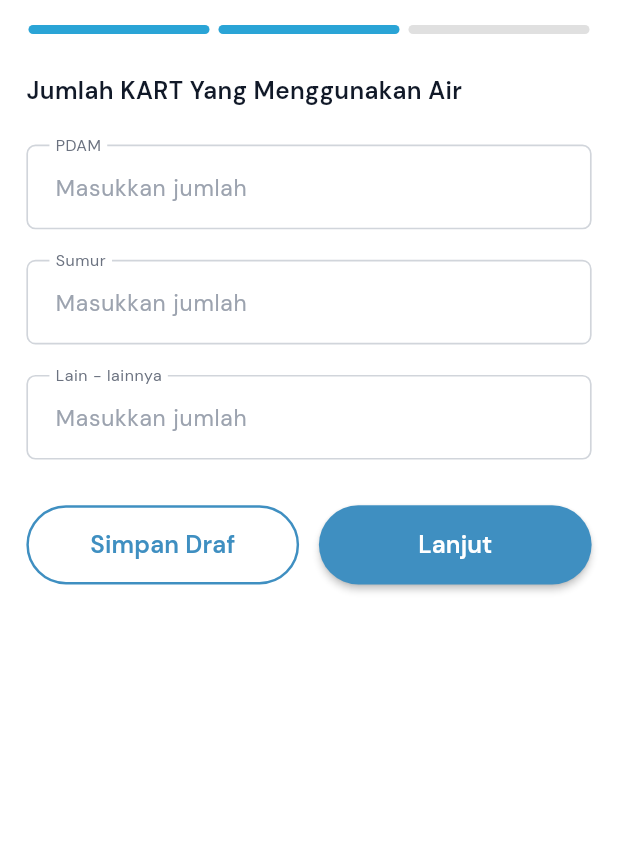
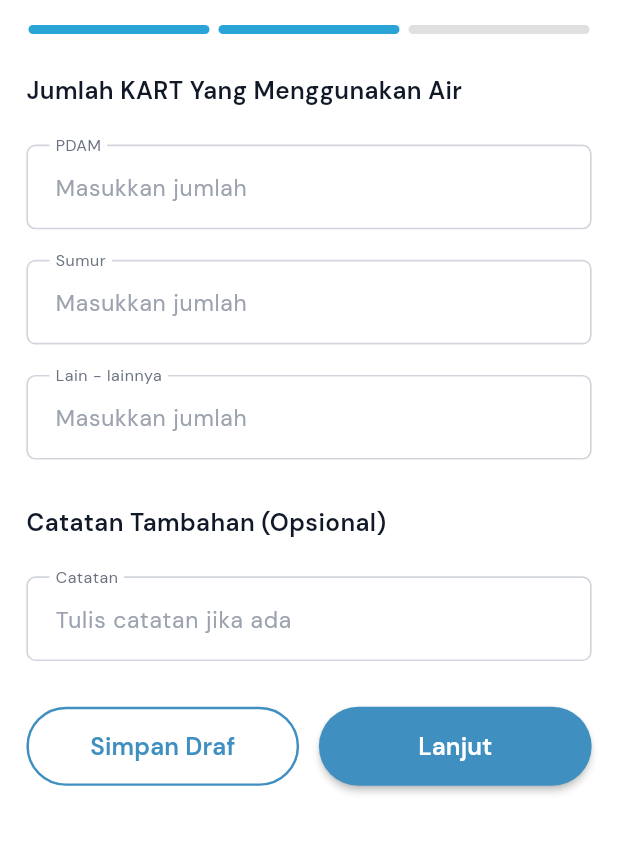
Before and after one commit to muhammadazriel313-wq/Mobile_E-PKK, a Flutter app: the KelestarianLingkungan2Screen screen opened by its route, on a phone screen of 412 x 824 dp, the part 80-934 px from its top. Run offline on Flutter 3.47's test engine with Material 3 defaults, Android fonts, the phone set to English and light mode, and no system bars; drawn by our look-alikes of zoom_tap_animation; our stand-ins replace carousel_slider, device_preview, dio, dropdown_button2, firebase_core, firebase_messaging and 12 more; accounts and stored records are empty.

Commit message:
feat(pokja4): catatan kelestarian lingkungan dari langkah 2 ke laporan

```diff
--- a/lib/features/pages/pokja4/kelestarian/kelestarian2_screen.dart
+++ b/lib/features/pages/pokja4/kelestarian/kelestarian2_screen.dart
@@ -41,6 +41,7 @@ class _KelestarianLingkungan2ScreenState
   final pdamController = TextEditingController();
   final sumurController = TextEditingController();
   final lainnyaController = TextEditingController();
+  final catatanController = TextEditingController();
 
   final _formKey = GlobalKey<FormState>();
 
@@ -81,6 +82,7 @@ class _KelestarianLingkungan2ScreenState
     pdamController.text = d['pdam']?.toString() ?? '';
     sumurController.text = d['sumur']?.toString() ?? '';
     lainnyaController.text = d['dll']?.toString() ?? '';
+    catatanController.text = d['catatan']?.toString() ?? '';
   }
 
   Map<String, dynamic> _collectFormData() {
@@ -100,6 +102,7 @@ class _KelestarianLingkungan2ScreenState
       'pdam': pdamController.text.trim(),
       'sumur': sumurController.text.trim(),
       'dll': lainnyaController.text.trim(),
+      'catatan': catatanController.text.trim(),
       'langkah': 2,
     };
   }
@@ -212,22 +215,25 @@ class _KelestarianLingkungan2ScreenState
     pdamController.dispose();
     sumurController.dispose();
     lainnyaController.dispose();
+    catatanController.dispose();
     super.dispose();
   }
 
   Widget buildInput({
     required TextEditingController controller,
     required String label,
+    String hintText = 'Masukkan jumlah',
     TextInputAction action = TextInputAction.next,
+    bool isOptional = false,
   }) {
     return Column(
       children: [
         InputFormField(
           controller: controller,
-          hintText: 'Masukkan jumlah',
+          hintText: hintText,
           label: label,
           textInputAction: action,
-          keyboardType: TextInputType.number,
+          keyboardType: isOptional ? TextInputType.text : TextInputType.number,
         ),
         SizedBox(height: 20.h),
       ],
@@ -298,7 +304,22 @@ class _KelestarianLingkungan2ScreenState
                           buildInput(
                             controller: lainnyaController,
                             label: 'Lain - lainnya',
+                          ),
+
+                          SizedBox(height: 10.h),
+                          TypographyStyles.bodyCaptionSemiBold(
+                            'Catatan Tambahan (Opsional)',
+                            color: TextColors.grey900,
+                          ),
+                          SizedBox(height: 24.h),
+
+                          /// CATATAN
+                          buildInput(
+                            controller: catatanController,
+                            label: 'Catatan',
+                            hintText: 'Tulis catatan jika ada',
                             action: TextInputAction.done,
+                            isOptional: true,
                           ),
 
                           SizedBox(height: 10.h),
@@ -358,6 +379,8 @@ class _KelestarianLingkungan2ScreenState
                                                         sumurController.text,
                                                     'dll':
                                                         lainnyaController.text,
+                                                    'catatan':
+                                                        catatanController.text,
                                                     if (_editingDraft != null)
                                                       'draft': _editingDraft,
                                                   },
--- a/lib/features/pages/pokja4/kelestarian/kelestarian3_screen.dart
+++ b/lib/features/pages/pokja4/kelestarian/kelestarian3_screen.dart
@@ -61,6 +61,7 @@ class _Kelestarian3ScreenState extends State<Kelestarian3Screen> {
       'pdam': data['pdam']?.toString() ?? '',
       'sumur': data['sumur']?.toString() ?? '',
       'dll': data['dll']?.toString() ?? '',
+      'catatan': data['catatan']?.toString() ?? '',
       'langkah': 3,
     };
   }
@@ -360,6 +361,19 @@ class _Kelestarian3ScreenState extends State<Kelestarian3Screen> {
                               _row('Sumur', data['sumur']),
                               _row('Lain-lain', data['dll']),
                             ]),
+
+                            // ================= SECTION 3 =================
+                            _section('Catatan', [
+                              _row(
+                                'Catatan',
+                                (data['catatan'] ?? '')
+                                        .toString()
+                                        .trim()
+                                        .isEmpty
+                                    ? '-'
+                                    : data['catatan'].toString(),
+                              ),
+                            ]),
                           ],
                         ),
                       ),
@@ -411,6 +425,7 @@ class _Kelestarian3ScreenState extends State<Kelestarian3Screen> {
                                             idRole: data['id_role'],
                                             idOrganization:
                                                 data['id_organization'],
+                                            catatan: data['catatan'],
                                           );
 
                                           if (success) {
```
